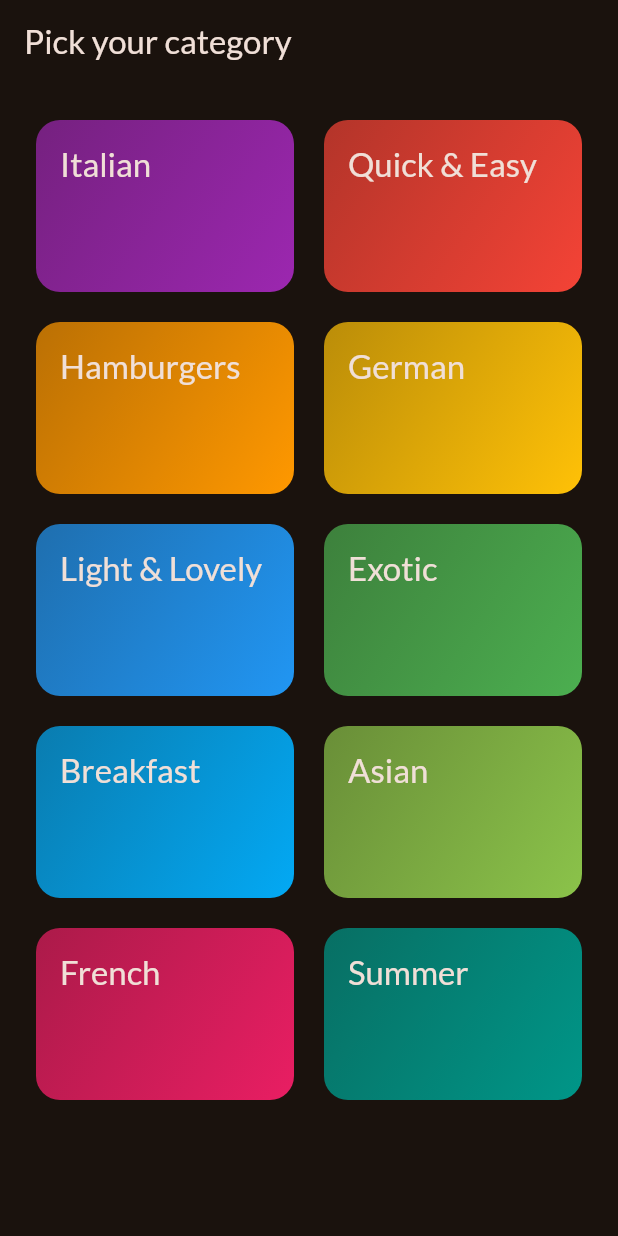
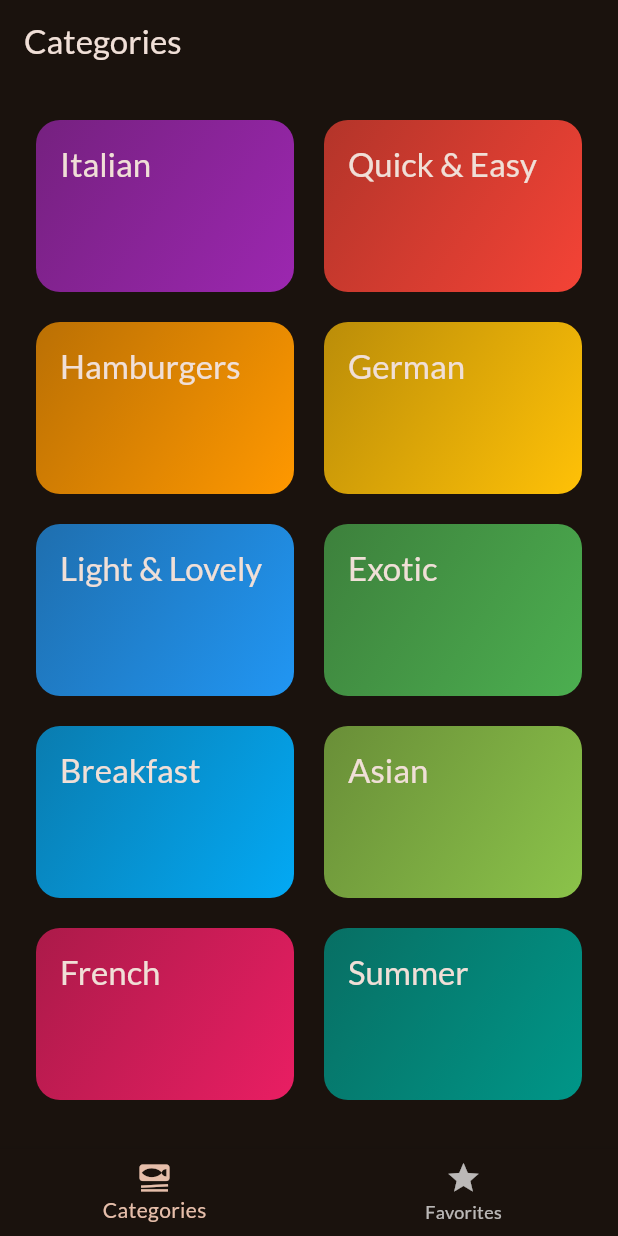
Before and after one commit to hwebz/learn-flutter, a Flutter app: the screen it shows after launch, on a phone screen of 412 x 824 dp. Run offline on Flutter 3.47's test engine with Material 3 defaults, Android fonts, the phone set to English and light mode, and no system bars; our stand-ins replace animated_bottom_navigation_bar, camera, flutter_font_icons, get, google_fonts, ionicons and 3 more.

Commit message:
Show snackbar when toggle favorite

```diff
--- a/meals_app/lib/main.dart
+++ b/meals_app/lib/main.dart
@@ -3,6 +3,7 @@ import 'package:google_fonts/google_fonts.dart';
 import 'package:meals_app/data/dummy_data.dart';
 import 'package:meals_app/screens/categories.dart';
 import 'package:meals_app/screens/meals.dart';
+import 'package:meals_app/screens/tabs.dart';
 
 final theme = ThemeData(
     useMaterial3: true,
@@ -21,6 +22,6 @@ class App extends StatelessWidget {
   // This widget is the root of your application.
   @override
   Widget build(BuildContext context) {
-    return MaterialApp(theme: theme, home: const CategoriesScreen());
+    return MaterialApp(theme: theme, home: const TabsScreen());
   }
 }
--- a/meals_app/lib/screens/categories.dart
+++ b/meals_app/lib/screens/categories.dart
@@ -6,7 +6,9 @@ import 'package:meals_app/screens/meals.dart';
 import 'package:meals_app/widgets/category_grid_item.dart';
 
 class CategoriesScreen extends StatelessWidget {
-  const CategoriesScreen({super.key});
+  const CategoriesScreen({super.key, required this.onToggleFavorite});
+
+  final void Function(Meal meal) onToggleFavorite;
 
   void _selectCategory(BuildContext context, Category category) {
     Navigator.of(context).push(MaterialPageRoute(
@@ -14,15 +16,14 @@ class CategoriesScreen extends StatelessWidget {
               title: category.title,
               meals: dummyMeals
                   .where((meal) => meal.categories.contains(category.id))
-                .toList())));
+                  .toList(),
+              onToggleFavorite: onToggleFavorite,
+            )));
   }
 
   @override
   Widget build(BuildContext context) {
-    return Scaffold(
-        appBar:
-            AppBar(title: const Text('Pick your category'), centerTitle: false),
-        body: GridView(
+    return GridView(
       padding: const EdgeInsets.all(24),
       gridDelegate: const SliverGridDelegateWithFixedCrossAxisCount(
           crossAxisCount: 2,
@@ -41,6 +42,6 @@ class CategoriesScreen extends StatelessWidget {
                 },
               ))
           .toList(),
-        ));
+    );
   }
 }
--- /dev/null
+++ b/meals_app/lib/screens/tabs.dart
@@ -0,0 +1,65 @@
+import 'package:flutter/material.dart';
+import 'package:meals_app/models/meal.dart';
+import 'package:meals_app/screens/categories.dart';
+import 'package:meals_app/screens/meals.dart';
+
+class TabsScreen extends StatefulWidget {
+  const TabsScreen({super.key});
+
+  @override
+  State<TabsScreen> createState() => _TabsScreenState();
+}
+
+class _TabsScreenState extends State<TabsScreen> {
+  int _selectedPageIndex = 0;
+  final List<Meal> _favoriteMeals = [];
+
+  void _showInfoMessage(String message) {
+    ScaffoldMessenger.of(context).clearSnackBars();
+    ScaffoldMessenger.of(context)
+        .showSnackBar(SnackBar(content: Text(message)));
+  }
+
+  void _toggleMealFavoriteStatus(Meal meal) {
+    setState(() {
+      if (_favoriteMeals.contains(meal)) {
+        _favoriteMeals.remove(meal);
+        _showInfoMessage('Meal is no longer a favorite.');
+      } else {
+        _favoriteMeals.add(meal);
+        _showInfoMessage('Marked as favorite.');
+      }
+    });
+  }
+
+  void _selectPage(int index) {
+    setState(() {
+      _selectedPageIndex = index;
+    });
+  }
+
+  @override
+  Widget build(BuildContext context) {
+    Widget activePage =
+        CategoriesScreen(onToggleFavorite: _toggleMealFavoriteStatus);
+    var activePageTitle = "Categories";
+
+    if (_selectedPageIndex == 1) {
+      activePage = MealsScreen(
+          meals: _favoriteMeals, onToggleFavorite: _toggleMealFavoriteStatus);
+      activePageTitle = "Your Favorites";
+    }
+    return Scaffold(
+      appBar: AppBar(title: Text(activePageTitle), centerTitle: false),
+      body: activePage,
+      bottomNavigationBar: BottomNavigationBar(
+          onTap: _selectPage,
+          currentIndex: _selectedPageIndex,
+          items: const [
+            BottomNavigationBarItem(
+                icon: Icon(Icons.set_meal), label: "Categories"),
+            BottomNavigationBarItem(icon: Icon(Icons.star), label: "Favorites")
+          ]),
+    );
+  }
+}
```
Also changed, not shown: meals_app/lib/screens/meal_details.dart (+14 -2 lines), meals_app/lib/screens/meals.dart (+16 -5 lines). Lines whose indentation alone changed are shown as unchanged.
